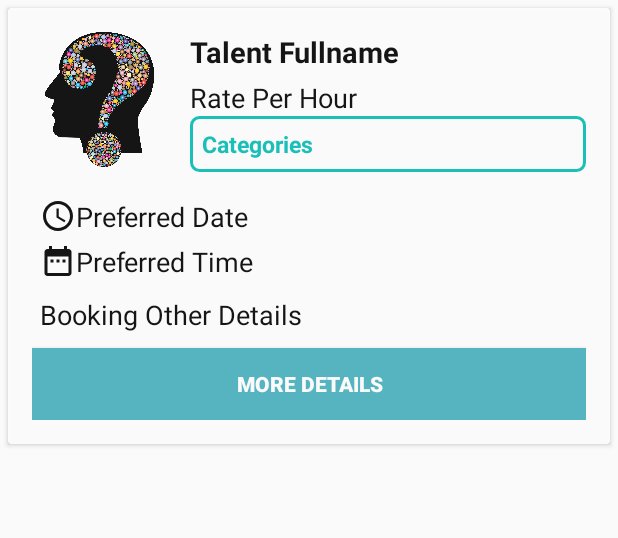
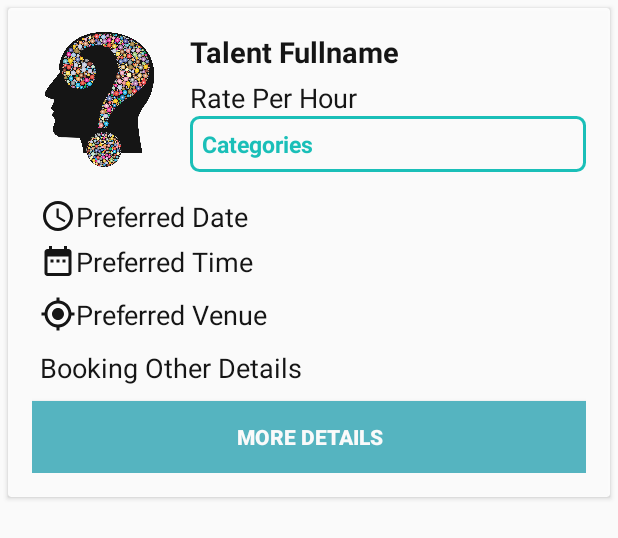
Before and after one commit to trosales22/hire-us-app-mobile, an Android app: the layout bookings_list.xml on its own in the app's theme, with its tools: preview values and no code run, on a phone screen of 412 x 824 dp. Shown: the top 538 px of the screen. Run offline under Robolectric (Android 15) with nearby library versions, the phone set to English and light mode, and no system bars; Roboto replaces fonts that are not available here.

Commit message:
Added progress dialog in booking process. Added field for preferred venue for booking details.

```diff
--- a/app/src/main/java/com/trosales/hireusapp/classes/constants/EndPoints.java
+++ b/app/src/main/java/com/trosales/hireusapp/classes/constants/EndPoints.java
@@ -8,14 +8,12 @@ public class EndPoints {
     //private static final String BASE_URL = "https://hireusph.com/";
 
     private static final String API_URL = BASE_URL + "api/";
-    public static final String UPLOADS_URL = BASE_URL + "uploads/";
 
     public static final String LOGIN_USER_URL = API_URL + "mobile/user_login";
     public static final String LOGIN_TALENT_URL = API_URL + "mobile/talent_login";
     public static final String GET_PERSONAL_INFO_URL = API_URL + "mobile/get_personal_info";
     public static final String GET_TALENT_PERSONAL_INFO_URL = API_URL + "mobile/get_talent_personal_info";
     public static final String GET_ALL_TALENTS_URL = API_URL + "talents/get_all_talents";
-    public static final String GET_ALL_CATEGORIES_URL = API_URL + "categories/get_all_categories";
     public static final String GET_SELECTED_TALENT_DETAILS_URL = API_URL + "talents/get_talent_details";
     public static final String GET_UNAVAILABLE_DATES_URL = API_URL + "talents/get_talent_unavailable_dates";
     public static final String GET_BOOKING_LIST_BY_CLIENT_ID_URL = API_URL + "client/get_booking_list_by_client_id";
--- a/app/src/main/java/com/trosales/hireusapp/classes/constants/Messages.java
+++ b/app/src/main/java/com/trosales/hireusapp/classes/constants/Messages.java
@@ -4,6 +4,8 @@ public class Messages {
     public static final String VALID_EMAIL_OR_USERNAME = "Please enter a valid email address or username..";
     public static final String VALID_PASSWORD = "Please enter your password.";
     public static final String LOADING_ACCOUNT_INFO = "Loading account info.. Please wait!";
+    public static final String PLEASE_WAIT_MSG = "Please wait..";
+    public static final String PLEASE_WAIT_WHILE_ADDING_TO_BOOKING_LIST_MSG = "Please wait while adding to booking list.";
     public static final String LOGOUT_PROMPT = "Are you sure you want to logout?";
     public static final String OKAY_MSG = "Okay";
     public static final String CONFIRMATION_CAPTION = "Confirmation";
--- a/app/src/main/res/layout/bookings_list.xml
+++ b/app/src/main/res/layout/bookings_list.xml
@@ -109,10 +109,25 @@
                 card_view:ignore="HardcodedText,RtlSymmetry" />
 
             <TextView
+                android:id="@+id/lblBookingPreferredVenue"
+                android:layout_width="wrap_content"
+                android:layout_height="wrap_content"
+                android:layout_below="@id/lblBookingPreferredDate"
+                android:paddingStart="5dp"
+                android:drawableStart="@drawable/ic_my_location_black"
+                android:layout_marginTop="5dp"
+                android:layout_marginBottom="5dp"
+                android:textSize="18sp"
+                android:textColor="@color/black"
+                android:gravity="start"
+                android:text="Preferred Venue"
+                card_view:ignore="HardcodedText,RtlSymmetry" />
+
+            <TextView
                 android:id="@+id/lblBookingOtherDetails"
                 android:layout_width="wrap_content"
                 android:layout_height="wrap_content"
-                android:layout_below="@id/lblBookingPreferredDate"
+                android:layout_below="@id/lblBookingPreferredVenue"
                 android:paddingStart="5dp"
                 android:layout_marginTop="5dp"
                 android:textSize="18sp"
```
Also changed, not shown: app/src/main/java/com/trosales/hireusapp/activities/CheckoutActivity.java (+42 -14 lines).
